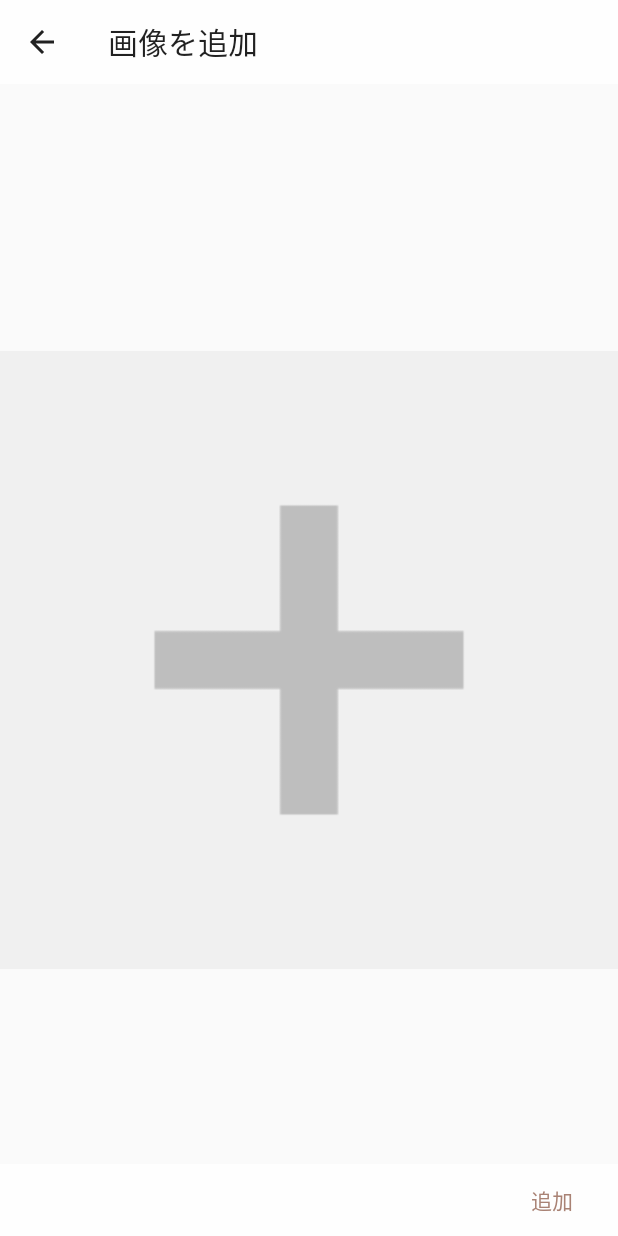
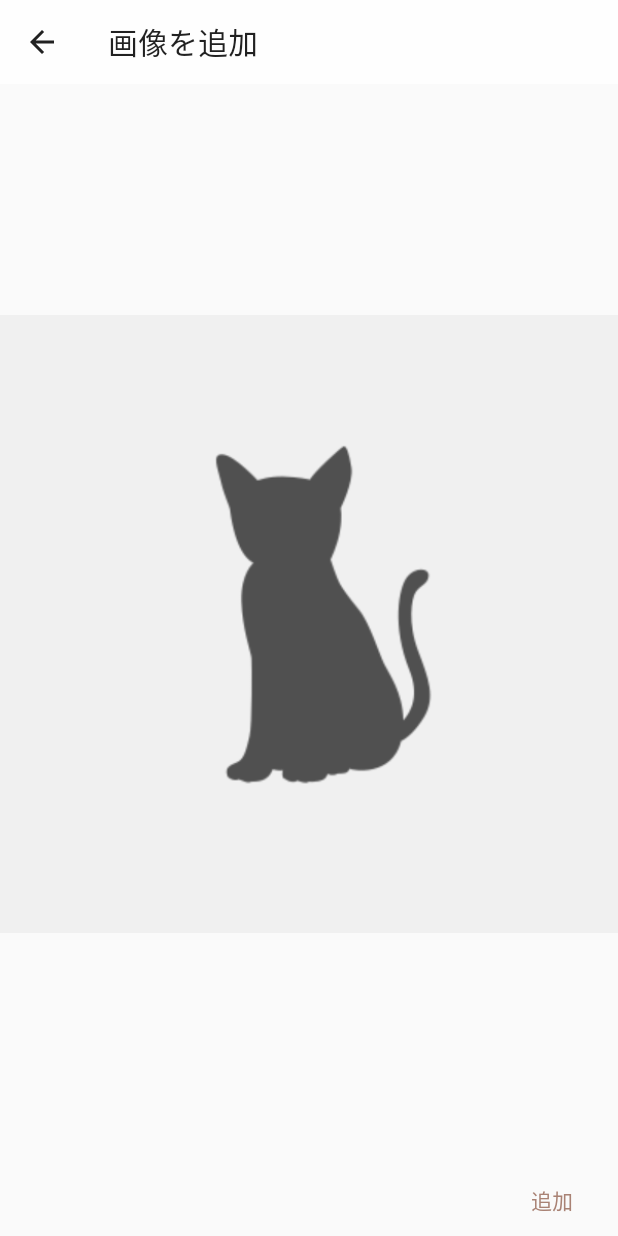
Before and after one commit to YokoMasa/cat-map, an Android app: the AddImageActivity screen opened directly, with no data from a screen before it, on a phone screen of 412 x 824 dp. Run offline under Robolectric (Android 15) with nearby library versions, the phone set to English and light mode, and no system bars; pictures from the network do not load.

Commit message:
improved the design

```diff
--- a/app/src/main/res/layout/activity_add_image.xml
+++ b/app/src/main/res/layout/activity_add_image.xml
@@ -25,16 +25,9 @@
             android:src="@drawable/add_image"
             android:adjustViewBounds="true"
             android:scaleType="fitCenter"
+            android:layout_weight="1"
             android:layout_width="match_parent"
-            android:layout_height="match_parent" />
-
-    </LinearLayout>
-
-    <FrameLayout
-        android:layout_width="match_parent"
-        android:layout_height="wrap_content"
-        android:background="@color/toolbarTransparent"
-        android:layout_gravity="bottom">
+            android:layout_height="0dp" />
 
         <android.support.v7.widget.AppCompatButton
             android:id="@+id/add_image_submit"
@@ -44,6 +37,6 @@
             android:layout_gravity="end"
             style="@style/Widget.AppCompat.Button.Borderless.Colored"/>
 
-    </FrameLayout>
+    </LinearLayout>
 
 </FrameLayout>
```
Also changed, not shown: app/src/main/res/drawable/add_image.png.
